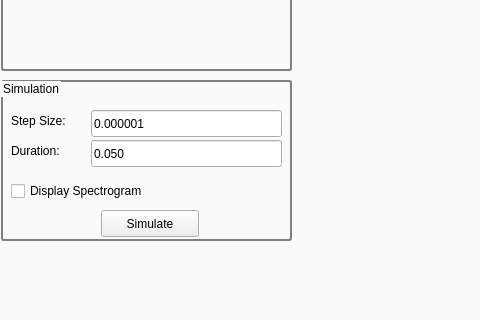
Old version of the form src/python/ui/gen/main_window.ui in the repository mschachter/birdy; both pictures show x 0 to 480 and y 275 to 595 of the 1105 by 918 pixel window.
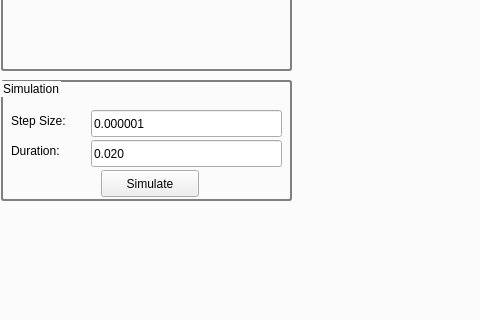
New version of the form.

Commit message: improved ui plots, code to find admissible controls

The edit to the form file:
```diff
--- a/src/python/ui/gen/main_window.ui
+++ b/src/python/ui/gen/main_window.ui
@@ -107,7 +107,7 @@
            <x>0</x>
            <y>330</y>
            <width>291</width>
-           <height>161</height>
+           <height>121</height>
           </rect>
          </property>
          <property name="styleSheet">
@@ -168,14 +168,14 @@
            </rect>
           </property>
           <property name="text">
-           <string>0.050</string>
+           <string>0.020</string>
           </property>
          </widget>
          <widget class="QPushButton" name="simulateButton">
           <property name="geometry">
            <rect>
             <x>100</x>
-            <y>130</y>
+            <y>90</y>
             <width>98</width>
             <height>27</height>
            </rect>
@@ -184,19 +184,6 @@
            <string>Simulate</string>
           </property>
          </widget>
-         <widget class="QCheckBox" name="displaySpectrogramCheckBox">
-          <property name="geometry">
-           <rect>
-            <x>10</x>
-            <y>100</y>
-            <width>171</width>
-            <height>22</height>
-           </rect>
-          </property>
-          <property name="text">
-           <string>Display Spectrogram</string>
-          </property>
-         </widget>
         </widget>
         <widget class="QWidget" name="verticalLayoutWidget_2">
          <property name="geometry">
```
The commit also changes 5 other files.
